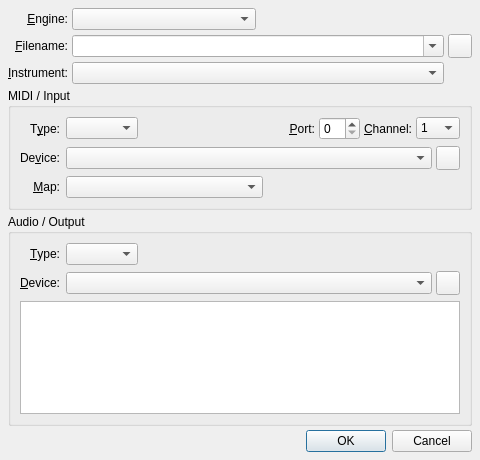
First picture: the form in src/qsamplerChannelForm.ui, repository rncbc/qsampler, before the edit.
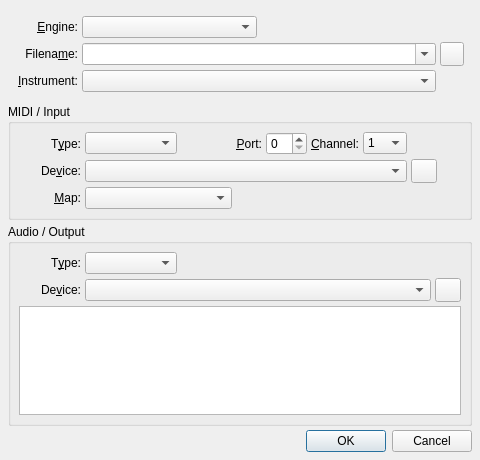
Second picture: the form after the edit. Icons and pictures are not drawn.

Commit message: - More sampler channel dialog layout fixing.

Diff of the .ui file:
```diff
--- a/src/qsamplerChannelForm.ui
+++ b/src/qsamplerChannelForm.ui
@@ -43,8 +43,23 @@
   <layout class="QVBoxLayout">
    <item>
     <layout class="QGridLayout">
+     <property name="margin">
+      <number>8</number>
+     </property>
      <item row="0" column="0">
       <widget class="QLabel" name="EngineNameTextLabel">
+       <property name="minimumSize">
+        <size>
+         <width>62</width>
+         <height>0</height>
+        </size>
+       </property>
+       <property name="maximumSize">
+        <size>
+         <width>62</width>
+         <height>16777215</height>
+        </size>
+       </property>
        <property name="text">
         <string>&amp;Engine:</string>
        </property>
@@ -91,7 +106,7 @@
      <item row="1" column="0">
       <widget class="QLabel" name="InstrumentFileTextLabel">
        <property name="text">
-        <string>&amp;Filename:</string>
+        <string>Filena&amp;me:</string>
        </property>
        <property name="alignment">
         <set>Qt::AlignRight|Qt::AlignTrailing|Qt::AlignVCenter</set>
@@ -203,169 +218,20 @@
       <string>MIDI / Input</string>
      </property>
      <layout class="QGridLayout">
-      <property name="leftMargin">
-       <number>9</number>
-      </property>
-      <property name="topMargin">
-       <number>9</number>
-      </property>
-      <property name="rightMargin">
-       <number>9</number>
-      </property>
-      <property name="bottomMargin">
-       <number>9</number>
-      </property>
-      <property name="spacing">
-       <number>6</number>
-      </property>
-      <item row="1" column="1">
-       <layout class="QHBoxLayout">
-        <property name="spacing">
-         <number>4</number>
-        </property>
-        <property name="leftMargin">
-         <number>0</number>
-        </property>
-        <property name="topMargin">
-         <number>0</number>
-        </property>
-        <property name="rightMargin">
-         <number>0</number>
-        </property>
-        <property name="bottomMargin">
-         <number>0</number>
-        </property>
-        <item>
-         <widget class="QComboBox" name="MidiDeviceComboBox">
-          <property name="sizePolicy">
-           <sizepolicy hsizetype="Expanding" vsizetype="Fixed">
-            <horstretch>0</horstretch>
-            <verstretch>0</verstretch>
-           </sizepolicy>
-          </property>
-          <property name="toolTip">
-           <string>MIDI input device</string>
-          </property>
-         </widget>
-        </item>
-        <item>
-         <widget class="QToolButton" name="MidiDeviceToolButton">
-          <property name="sizePolicy">
-           <sizepolicy hsizetype="Fixed" vsizetype="Fixed">
-            <horstretch>0</horstretch>
-            <verstretch>0</verstretch>
-           </sizepolicy>
-          </property>
-          <property name="minimumSize">
-           <size>
-            <width>24</width>
-            <height>24</height>
-           </size>
-          </property>
-          <property name="maximumSize">
-           <size>
-            <width>26</width>
-            <height>26</height>
-           </size>
-          </property>
-          <property name="focusPolicy">
-           <enum>Qt::TabFocus</enum>
-          </property>
-          <property name="toolTip">
-           <string>MIDI input device setup</string>
-          </property>
-          <property name="text">
-           <string/>
-          </property>
-          <property name="icon">
-           <iconset resource="qsampler.qrc">:/images/midi1.png</iconset>
-          </property>
-         </widget>
-        </item>
-       </layout>
-      </item>
-      <item row="2" column="0">
-       <widget class="QLabel" name="MidiMapTextLabel">
-        <property name="text">
-         <string>&amp;Map:</string>
-        </property>
-        <property name="alignment">
-         <set>Qt::AlignRight|Qt::AlignTrailing|Qt::AlignVCenter</set>
-        </property>
-        <property name="wordWrap">
-         <bool>false</bool>
-        </property>
-        <property name="buddy">
-         <cstring>MidiMapComboBox</cstring>
-        </property>
-       </widget>
-      </item>
-      <item row="1" column="0">
-       <widget class="QLabel" name="MidiDeviceTextLabel">
-        <property name="text">
-         <string>De&amp;vice:</string>
-        </property>
-        <property name="alignment">
-         <set>Qt::AlignRight|Qt::AlignTrailing|Qt::AlignVCenter</set>
-        </property>
-        <property name="wordWrap">
-         <bool>false</bool>
-        </property>
-        <property name="buddy">
-         <cstring>MidiDeviceComboBox</cstring>
-        </property>
-       </widget>
-      </item>
-      <item row="2" column="1">
-       <layout class="QHBoxLayout">
-        <property name="spacing">
-         <number>4</number>
-        </property>
-        <property name="leftMargin">
-         <number>0</number>
-        </property>
-        <property name="topMargin">
-         <number>0</number>
-        </property>
-        <property name="rightMargin">
-         <number>0</number>
-        </property>
-        <property name="bottomMargin">
-         <number>0</number>
-        </property>
-        <item>
-         <widget class="QComboBox" name="MidiMapComboBox">
-          <property name="sizePolicy">
-           <sizepolicy hsizetype="Expanding" vsizetype="Fixed">
-            <horstretch>0</horstretch>
-            <verstretch>0</verstretch>
-           </sizepolicy>
-          </property>
-          <property name="toolTip">
-           <string>Instrument map</string>
-          </property>
-         </widget>
-        </item>
-        <item>
-         <spacer>
-          <property name="orientation">
-           <enum>Qt::Horizontal</enum>
-          </property>
-          <property name="sizeType">
-           <enum>QSizePolicy::Expanding</enum>
-          </property>
-          <property name="sizeHint">
-           <size>
-            <width>20</width>
-            <height>20</height>
-           </size>
-          </property>
-         </spacer>
-        </item>
-       </layout>
-      </item>
       <item row="0" column="0">
        <widget class="QLabel" name="MidiDriverTextLabel">
+        <property name="minimumSize">
+         <size>
+          <width>62</width>
+          <height>0</height>
+         </size>
+        </property>
+        <property name="maximumSize">
+         <size>
+          <width>62</width>
+          <height>16777215</height>
+         </size>
+        </property>
         <property name="text">
          <string>T&amp;ype:</string>
         </property>
@@ -381,23 +247,6 @@
        </widget>
       </item>
       <item row="0" column="1">
-       <layout class="QHBoxLayout">
-        <property name="spacing">
-         <number>4</number>
-        </property>
-        <property name="leftMargin">
-         <number>0</number>
-        </property>
-        <property name="topMargin">
-         <number>0</number>
-        </property>
-        <property name="rightMargin">
-         <number>0</number>
-        </property>
-        <property name="bottomMargin">
-         <number>0</number>
-        </property>
-        <item>
          <widget class="QComboBox" name="MidiDriverComboBox">
           <property name="sizePolicy">
            <sizepolicy hsizetype="Preferred" vsizetype="Fixed">
@@ -405,12 +254,24 @@
             <verstretch>0</verstretch>
            </sizepolicy>
           </property>
+        <property name="minimumSize">
+         <size>
+          <width>92</width>
+          <height>0</height>
+         </size>
+        </property>
+        <property name="maximumSize">
+         <size>
+          <width>92</width>
+          <height>16777215</height>
+         </size>
+        </property>
           <property name="toolTip">
            <string>MIDI input driver type</string>
           </property>
          </widget>
         </item>
-        <item>
+      <item row="0" column="2">
          <spacer>
           <property name="orientation">
            <enum>Qt::Horizontal</enum>
@@ -426,7 +287,7 @@
           </property>
          </spacer>
         </item>
-        <item>
+      <item row="0" column="3">
          <widget class="QLabel" name="MidiPortTextLabel">
           <property name="text">
            <string>&amp;Port:</string>
@@ -442,14 +303,14 @@
           </property>
          </widget>
         </item>
-        <item>
+      <item row="0" column="4">
          <widget class="QSpinBox" name="MidiPortSpinBox">
           <property name="toolTip">
            <string>MIDI input port number</string>
           </property>
          </widget>
         </item>
-        <item>
+      <item row="0" column="5">
          <widget class="QLabel" name="MidiChannelTextLabel">
           <property name="text">
            <string>&amp;Channel:</string>
@@ -465,7 +326,7 @@
           </property>
          </widget>
         </item>
-        <item>
+      <item row="0" column="6">
          <widget class="QComboBox" name="MidiChannelComboBox">
           <property name="toolTip">
            <string>MIDI input channel</string>
@@ -557,7 +418,129 @@
           </item>
          </widget>
         </item>
-       </layout>
+      <item row="0" column="7">
+       <spacer>
+        <property name="orientation">
+         <enum>Qt::Horizontal</enum>
+        </property>
+        <property name="sizeType">
+         <enum>QSizePolicy::Expanding</enum>
+        </property>
+        <property name="sizeHint">
+         <size>
+          <width>20</width>
+          <height>20</height>
+         </size>
+        </property>
+       </spacer>
+      </item>
+      <item row="1" column="0">
+       <widget class="QLabel" name="MidiDeviceTextLabel">
+        <property name="text">
+         <string>De&amp;vice:</string>
+        </property>
+        <property name="alignment">
+         <set>Qt::AlignRight|Qt::AlignTrailing|Qt::AlignVCenter</set>
+        </property>
+        <property name="wordWrap">
+         <bool>false</bool>
+        </property>
+        <property name="buddy">
+         <cstring>MidiDeviceComboBox</cstring>
+        </property>
+       </widget>
+      </item>
+      <item row="1" column="1" colspan="6">
+       <widget class="QComboBox" name="MidiDeviceComboBox">
+        <property name="sizePolicy">
+         <sizepolicy hsizetype="Expanding" vsizetype="Fixed">
+          <horstretch>0</horstretch>
+          <verstretch>0</verstretch>
+         </sizepolicy>
+        </property>
+        <property name="toolTip">
+         <string>MIDI input device</string>
+        </property>
+       </widget>
+      </item>
+      <item row="1" column="7">
+       <widget class="QToolButton" name="MidiDeviceToolButton">
+        <property name="sizePolicy">
+         <sizepolicy hsizetype="Fixed" vsizetype="Fixed">
+          <horstretch>0</horstretch>
+          <verstretch>0</verstretch>
+         </sizepolicy>
+        </property>
+        <property name="minimumSize">
+         <size>
+          <width>24</width>
+          <height>24</height>
+         </size>
+        </property>
+        <property name="maximumSize">
+         <size>
+          <width>26</width>
+          <height>26</height>
+         </size>
+        </property>
+        <property name="focusPolicy">
+         <enum>Qt::TabFocus</enum>
+        </property>
+        <property name="toolTip">
+         <string>MIDI input device setup</string>
+        </property>
+        <property name="text">
+         <string/>
+        </property>
+        <property name="icon">
+         <iconset resource="qsampler.qrc">:/images/midi1.png</iconset>
+        </property>
+       </widget>
+      </item>
+      <item row="2" column="0">
+       <widget class="QLabel" name="MidiMapTextLabel">
+        <property name="text">
+         <string>&amp;Map:</string>
+        </property>
+        <property name="alignment">
+         <set>Qt::AlignRight|Qt::AlignTrailing|Qt::AlignVCenter</set>
+        </property>
+        <property name="wordWrap">
+         <bool>false</bool>
+        </property>
+        <property name="buddy">
+         <cstring>MidiMapComboBox</cstring>
+        </property>
+       </widget>
+      </item>
+      <item row="2" column="1" colspan="2">
+       <widget class="QComboBox" name="MidiMapComboBox">
+        <property name="sizePolicy">
+         <sizepolicy hsizetype="Expanding" vsizetype="Fixed">
+          <horstretch>0</horstretch>
+          <verstretch>0</verstretch>
+         </sizepolicy>
+        </property>
+        <property name="toolTip">
+         <string>Instrument map</string>
+        </property>
+       </widget>
+      </item>
+      <item row="2" column="3" colspan="5">
+       <spacer>
+        <property name="orientation">
+         <enum>Qt::Horizontal</enum>
+        </property>
+        <property name="sizeType">
+         <enum>QSizePolicy::Expanding</enum>
+        </property>
+        <property name="sizeHint">
+         <size>
+          <width>20</width>
+          <height>20</height>
+         </size>
+        </property>
+       </spacer>
       </item>
      </layout>
     </widget>
@@ -567,57 +550,93 @@
      <property name="title">
       <string>Audio / Output</string>
      </property>
-     <layout class="QVBoxLayout">
-      <property name="spacing">
-       <number>6</number>
-      </property>
-      <property name="leftMargin">
-       <number>9</number>
-      </property>
-      <property name="topMargin">
-       <number>9</number>
-      </property>
-      <property name="rightMargin">
-       <number>9</number>
-      </property>
-      <property name="bottomMargin">
-       <number>9</number>
-      </property>
-      <item>
        <layout class="QGridLayout">
-        <property name="leftMargin">
-         <number>0</number>
+      <item row="0" column="0">
+       <widget class="QLabel" name="AudioDriverTextLabel">
+        <property name="minimumSize">
+         <size>
+          <width>62</width>
+          <height>0</height>
+         </size>
         </property>
-        <property name="topMargin">
-         <number>0</number>
+        <property name="maximumSize">
+         <size>
+          <width>62</width>
+          <height>16777215</height>
+         </size>
         </property>
-        <property name="rightMargin">
-         <number>0</number>
+        <property name="text">
+         <string>T&amp;ype:</string>
         </property>
-        <property name="bottomMargin">
-         <number>0</number>
+        <property name="alignment">
+         <set>Qt::AlignRight|Qt::AlignTrailing|Qt::AlignVCenter</set>
         </property>
-        <property name="spacing">
-         <number>6</number>
+        <property name="wordWrap">
+         <bool>false</bool>
         </property>
-        <item row="1" column="1">
-         <layout class="QHBoxLayout">
-          <property name="spacing">
-           <number>4</number>
-          </property>
-          <property name="leftMargin">
-           <number>0</number>
-          </property>
-          <property name="topMargin">
-           <number>0</number>
-          </property>
-          <property name="rightMargin">
-           <number>0</number>
-          </property>
-          <property name="bottomMargin">
-           <number>0</number>
-          </property>
-          <item>
+        <property name="buddy">
+         <cstring>AudioDriverComboBox</cstring>
+        </property>
+       </widget>
+      </item>
+      <item row="0" column="1">
+       <widget class="QComboBox" name="AudioDriverComboBox">
+        <property name="sizePolicy">
+         <sizepolicy hsizetype="Preferred" vsizetype="Fixed">
+          <horstretch>0</horstretch>
+          <verstretch>0</verstretch>
+         </sizepolicy>
+        </property>
+        <property name="minimumSize">
+         <size>
+          <width>92</width>
+          <height>0</height>
+         </size>
+        </property>
+        <property name="maximumSize">
+         <size>
+          <width>92</width>
+          <height>16777215</height>
+         </size>
+        </property>
+        <property name="toolTip">
+         <string>Audio output driver type</string>
+        </property>
+       </widget>
+      </item>
+      <item row="0" column="2" colspan="2">
+       <spacer>
+        <property name="orientation">
+         <enum>Qt::Horizontal</enum>
+        </property>
+        <property name="sizeType">
+         <enum>QSizePolicy::Expanding</enum>
+        </property>
+        <property name="sizeHint">
+         <size>
+          <width>20</width>
+          <height>20</height>
+         </size>
+        </property>
+       </spacer>
+      </item>
+      <item row="1" column="0">
+       <widget class="QLabel" name="AudioDeviceTextLabel">
+        <property name="text">
+         <string>De&amp;vice:</string>
+        </property>
+        <property name="alignment">
+         <set>Qt::AlignRight|Qt::AlignTrailing|Qt::AlignVCenter</set>
+        </property>
+        <property name="wordWrap">
+         <bool>false</bool>
+        </property>
+        <property name="buddy">
+         <cstring>AudioDeviceComboBox</cstring>
+        </property>
+       </widget>
+      </item>
+      <item row="1" column="1" colspan="2">
            <widget class="QComboBox" name="AudioDeviceComboBox">
             <property name="sizePolicy">
              <sizepolicy hsizetype="Expanding" vsizetype="Fixed">
@@ -630,7 +649,7 @@
             </property>
            </widget>
           </item>
-          <item>
+      <item row="1" column="3">
            <widget class="QToolButton" name="AudioDeviceToolButton">
             <property name="sizePolicy">
              <sizepolicy hsizetype="Fixed" vsizetype="Fixed">
@@ -664,91 +683,7 @@
             </property>
            </widget>
           </item>
-         </layout>
-        </item>
-        <item row="1" column="0">
-         <widget class="QLabel" name="AudioDeviceTextLabel">
-          <property name="text">
-           <string>&amp;Device:</string>
-          </property>
-          <property name="alignment">
-           <set>Qt::AlignRight|Qt::AlignTrailing|Qt::AlignVCenter</set>
-          </property>
-          <property name="wordWrap">
-           <bool>false</bool>
-          </property>
-          <property name="buddy">
-           <cstring>AudioDeviceComboBox</cstring>
-          </property>
-         </widget>
-        </item>
-        <item row="0" column="1">
-         <layout class="QHBoxLayout">
-          <property name="spacing">
-           <number>4</number>
-          </property>
-          <property name="leftMargin">
-           <number>0</number>
-          </property>
-          <property name="topMargin">
-           <number>0</number>
-          </property>
-          <property name="rightMargin">
-           <number>0</number>
-          </property>
-          <property name="bottomMargin">
-           <number>0</number>
-          </property>
-          <item>
-           <widget class="QComboBox" name="AudioDriverComboBox">
-            <property name="sizePolicy">
-             <sizepolicy hsizetype="Preferred" vsizetype="Fixed">
-              <horstretch>0</horstretch>
-              <verstretch>0</verstretch>
-             </sizepolicy>
-            </property>
-            <property name="toolTip">
-             <string>Audio output driver type</string>
-            </property>
-           </widget>
-          </item>
-          <item>
-           <spacer>
-            <property name="orientation">
-             <enum>Qt::Horizontal</enum>
-            </property>
-            <property name="sizeType">
-             <enum>QSizePolicy::Expanding</enum>
-            </property>
-            <property name="sizeHint">
-             <size>
-              <width>20</width>
-              <height>20</height>
-             </size>
-            </property>
-           </spacer>
-          </item>
-         </layout>
-        </item>
-        <item row="0" column="0">
-         <widget class="QLabel" name="AudioDriverTextLabel">
-          <property name="text">
-           <string>&amp;Type:</string>
-          </property>
-          <property name="alignment">
-           <set>Qt::AlignRight|Qt::AlignTrailing|Qt::AlignVCenter</set>
-          </property>
-          <property name="wordWrap">
-           <bool>false</bool>
-          </property>
-          <property name="buddy">
-           <cstring>AudioDriverComboBox</cstring>
-          </property>
-         </widget>
-        </item>
-       </layout>
-      </item>
-      <item>
+      <item row="2" column="0" colspan="4">
        <widget class="QTableView" name="AudioRoutingTable">
         <property name="sizePolicy">
          <sizepolicy hsizetype="Expanding" vsizetype="Expanding">
```
Lines whose indentation alone changed are shown as unchanged. The commit also changes 8 other files.
